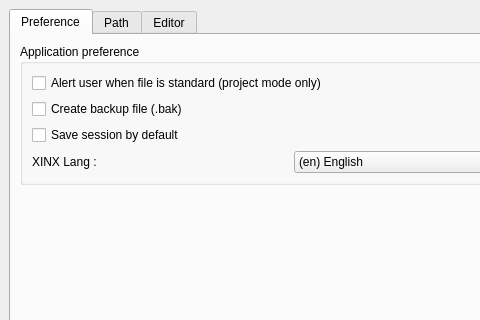
Qt form ui/custom.ui (phoenix741/xinx) before a commit; both pictures show x 0 to 480 and y 0 to 320 of the 581 by 410 pixel window.
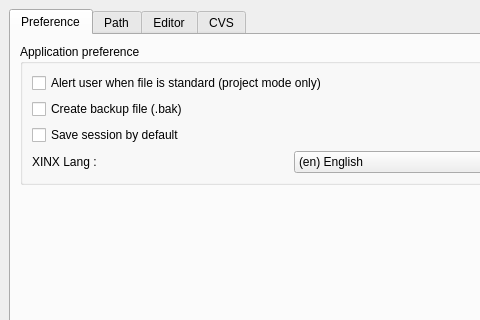
The same form after that commit. Icons and pictures are not drawn. Custom widgets are drawn as their Qt base class.

```diff
--- a/ui/custom.ui
+++ b/ui/custom.ui
@@ -415,6 +415,14 @@
        </item>
       </layout>
      </widget>
+     <widget class="QWidget" name="tab" >
+      <attribute name="title" >
+       <string>CVS</string>
+      </attribute>
+      <attribute name="icon" >
+       <iconset resource="../images/application.qrc" >:/cervisia.png</iconset>
+      </attribute>
+     </widget>
     </widget>
    </item>
    <item>
```
